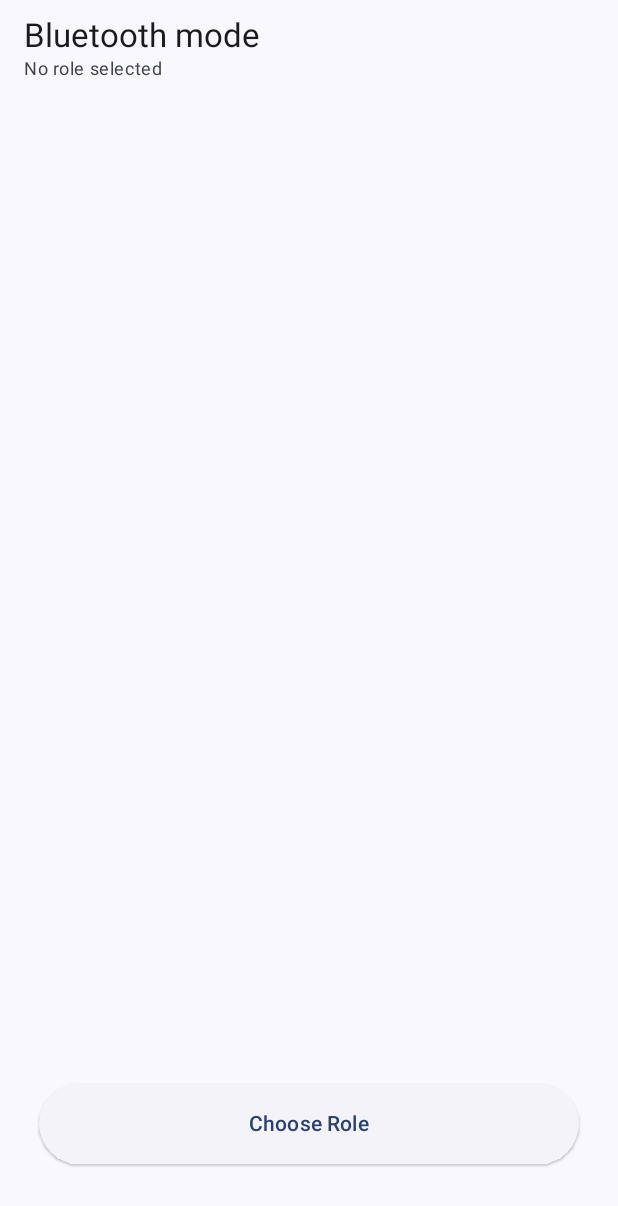
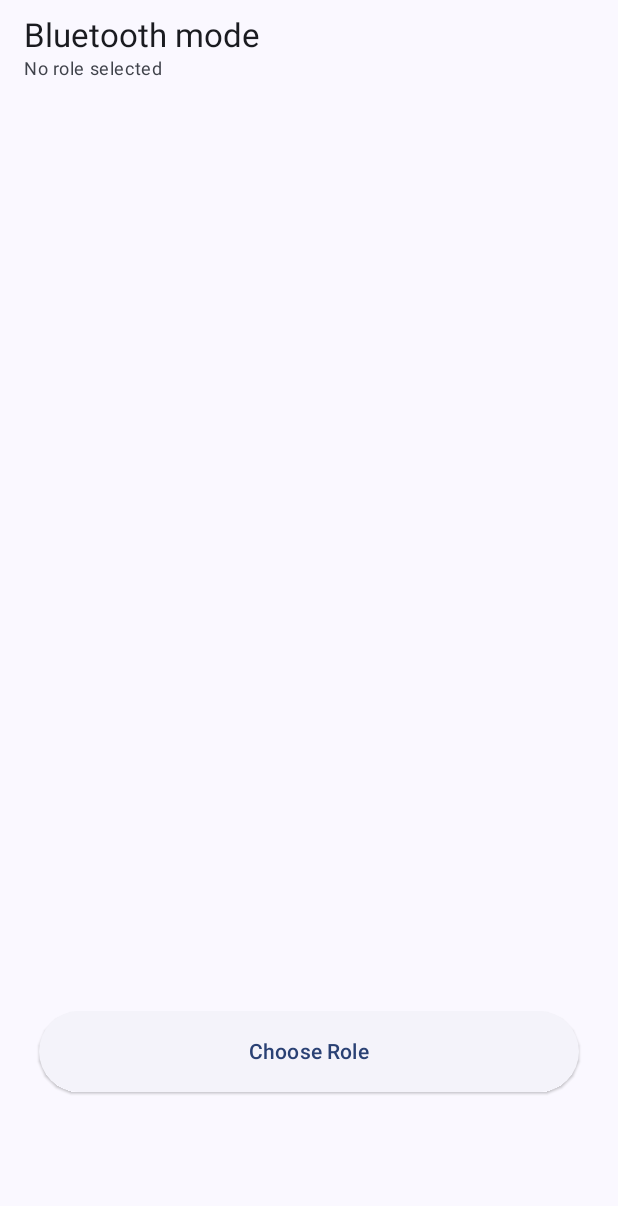
Before and after one commit to JumpingKeyCaps/BlueToothMultiScreenSync, an Android app built with Jetpack Compose: the RoleSelectionScreen screen opened through its navigation route, on a phone screen of 412 x 824 dp. Shown: the top 1206 px of the screen. Run offline under Robolectric (Android 15) with nearby library versions, the phone set to English and light mode, and no system bars.

Commit message:
feature(ui/screen): minor Ui alignment fix.

```diff
--- a/app/src/main/java/com/lebaillyapp/bluetoothmultiscreensync/ui/screen/RoleSelectionScreen.kt
+++ b/app/src/main/java/com/lebaillyapp/bluetoothmultiscreensync/ui/screen/RoleSelectionScreen.kt
@@ -119,7 +119,7 @@ fun RoleSelectionScreen(
                     .height(150.dp)
                     .fillMaxWidth()
                     .padding(start = 26.dp, end = 26.dp),
-                contentAlignment = Alignment.Center
+                contentAlignment = Alignment.TopCenter
             ) {
                 val buttonText = when (selectedRole) {
                     RoleViewModel.Role.Server -> "Switch to Client"
```
